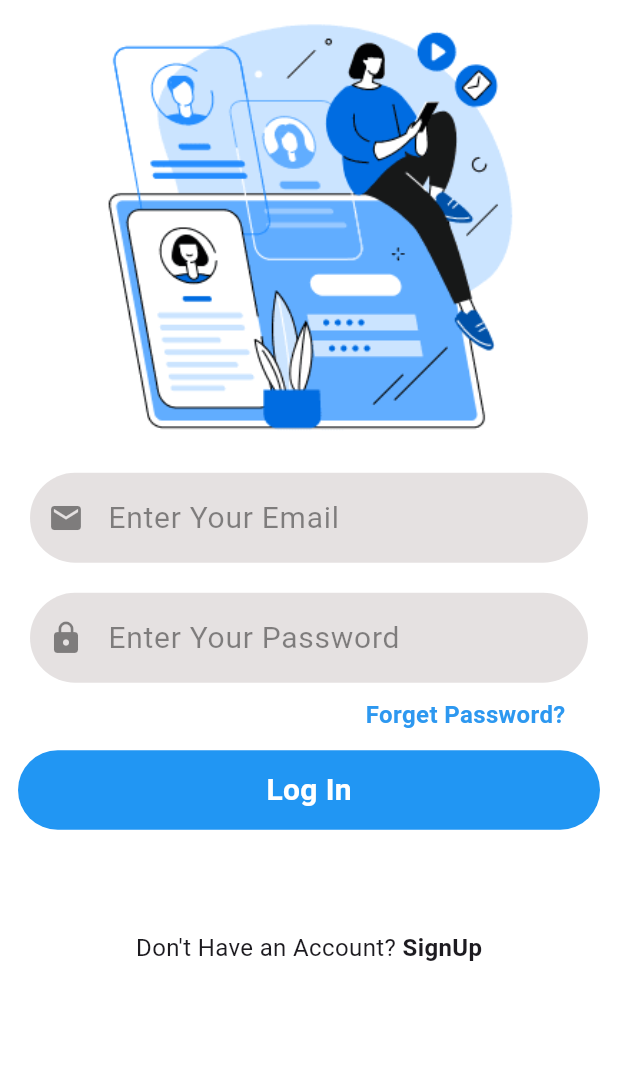
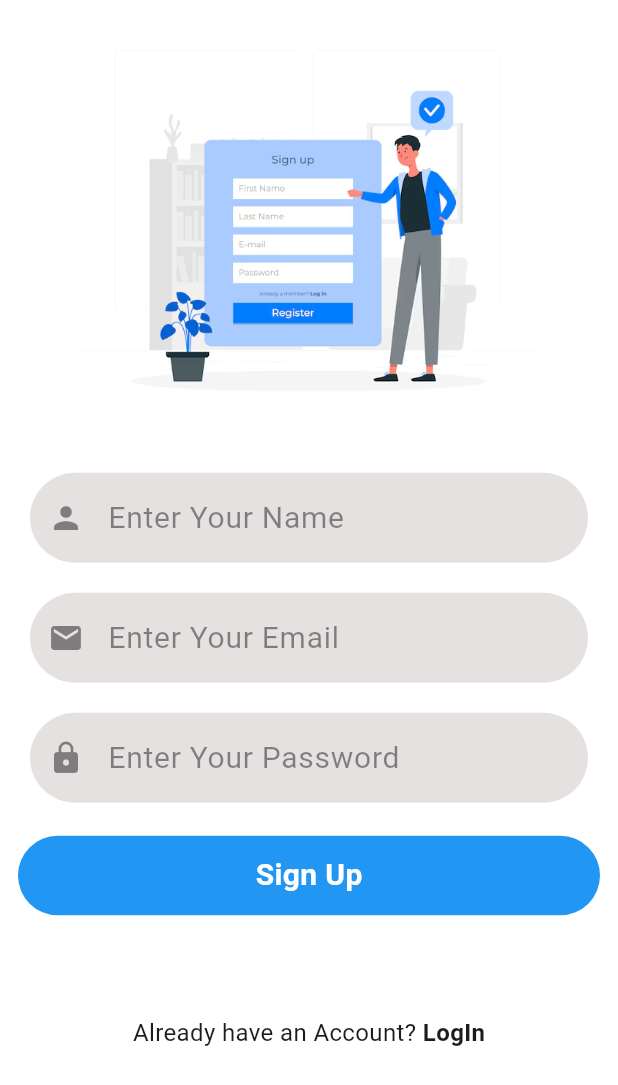
Before and after one commit to Takemitchy-101/login_auth, a Flutter app: the screen it shows after launch, after a tap on "SignUp", on a phone screen of 412 x 824 dp. Shown: the top 1085 px of the screen. Run offline on Flutter 3.47's test engine with Material 3 defaults, Android fonts, the phone set to English and light mode, and no system bars; our stand-ins replace cloud_firestore, firebase_auth, firebase_core; accounts and stored records are empty.

Commit message:
signUp commit

```diff
--- a/lib/Screens/SignUp.dart
+++ b/lib/Screens/SignUp.dart
@@ -1,5 +1,11 @@
+import 'package:firebase_auth/firebase_auth.dart';
 import 'package:flutter/material.dart';
+import 'package:log_auth/Screens/hamePage.dart';
+import 'package:log_auth/Screens/loginPage.dart';
+import 'package:log_auth/Services/auth.dart';
 import 'package:log_auth/widgets/Textfield.dart';
+import 'package:log_auth/widgets/button.dart';
+import 'package:log_auth/widgets/snack_bar.dart';
 
 class SignUpScreen extends StatefulWidget {
   const SignUpScreen({super.key});
@@ -8,12 +14,37 @@ class SignUpScreen extends StatefulWidget {
   State<SignUpScreen> createState() => _SignUpScreenState();
 }
 
-
 class _SignUpScreenState extends State<SignUpScreen> {
   final TextEditingController emailController = TextEditingController();
   final TextEditingController passwordController = TextEditingController();
-final TextEditingController confirmpassController = TextEditingController();
+  final TextEditingController nameController = TextEditingController();
+  bool isLoading = false;
 
+  void signUpUser() async {
+    String res = await AuthService().signUpuser(
+        email: emailController.text,
+        password: passwordController.text,
+        name: nameController.text);
+
+    // if signUp is Success then user can be navigate to the different page
+    if (res == "successfully") {
+      setState(() {
+        isLoading = true;
+      });
+
+      //navigate to next screen
+      Navigator.of(context).pushReplacement(MaterialPageRoute(
+        builder: (context) => HomePage(),
+      ));
+    }
+    // other wise show the error message
+    else {
+      setState(() {
+        isLoading = false;
+      });
+      showSnackBar(context, res);
+    }
+  }
 
   @override
   Widget build(BuildContext context) {
@@ -21,44 +52,71 @@ final TextEditingController confirmpassController = TextEditingController();
     return Scaffold(
       backgroundColor: Colors.white,
       body: SafeArea(
+        child: SingleChildScrollView(
             child: SizedBox(
           child: Column(
             children: [
               SizedBox(
                 width: double.infinity,
-              height: height/2.7,
+                height: height / 2.7,
                 child: Image.asset("images/signUp.png"),
               ),
 
-            //for email input
+              //for name
+              InputTextField(
+                  textEditingController: nameController,
+                  hintText: "Enter Your Name",
+                  icon: Icons.person),
+
+              //for email
               InputTextField(
                   textEditingController: emailController,
                   hintText: "Enter Your Email",
-              icon: Icons.email
-            ),
+                  icon: Icons.email),
 
-
-            //for password input
+              //for  password
               InputTextField(
                   textEditingController: passwordController,
                   hintText: "Enter Your Password",
-              icon: Icons.lock_outline
+                  icon: Icons.lock),
+
+              MyButton(
+                onTap: () => signUpUser,
+                text: "Sign Up",
               ),
 
+              SizedBox(height: height / 15),
 
-            //for confirm password
-            InputTextField(
-              textEditingController: confirmpassController,
-              hintText: "Confirm Yout Password",
-              icon: Icons.lock
+              Row(
+                mainAxisAlignment: MainAxisAlignment.center,
+                children: [
+                  const Text(
+                    "Already have an Account?",
+                    style: TextStyle(
+                      fontSize: 16,
                     ),
-
-
-
-
+                  ),
+                  GestureDetector(
+                    onTap: () => Navigator.push(
+                      context,
+                      MaterialPageRoute(
+                        builder: (context) => const LoginScreen(),
+                      ),
+                    ),
+                    child: const Text(
+                      " LogIn",
+                      style: TextStyle(
+                        fontWeight: FontWeight.bold,
+                        fontSize: 16,
+                      ),
+                    ),
+                  )
+                ],
+              )
             ],
           ),
         )),
+      ),
     );
   }
 }
--- a/lib/Screens/loginPage.dart
+++ b/lib/Screens/loginPage.dart
@@ -1,4 +1,6 @@
 import 'package:flutter/material.dart';
+import 'package:log_auth/Screens/SignUp.dart';
+import 'package:log_auth/Screens/hamePage.dart';
 import 'package:log_auth/widgets/Textfield.dart';
 import 'package:log_auth/widgets/button.dart';
 
@@ -13,12 +15,15 @@ class _LoginScreenState extends State<LoginScreen> {
   final TextEditingController emailController = TextEditingController();
   final TextEditingController passwordController = TextEditingController();
 
+
+
   @override
   Widget build(BuildContext context) {
     double height = MediaQuery.of(context).size.height;
     return Scaffold(
         backgroundColor: Colors.white,
         body: SafeArea(
+          child: SingleChildScrollView(
               child: SizedBox(
             child: Column(
               crossAxisAlignment: CrossAxisAlignment.center,
@@ -58,7 +63,15 @@ class _LoginScreenState extends State<LoginScreen> {
                 ),
 
               //login Button
-            MyButton(onTap: (){}, text: "Log In"),
+              MyButton(onTap: () =>
+              Navigator.push(context,
+              MaterialPageRoute(
+                builder: (context) =>
+                const HomePage()
+                ),
+              ),
+              text: "Log In",
+              ),
 
               SizedBox(height: height/15),
 
@@ -75,7 +88,13 @@ class _LoginScreenState extends State<LoginScreen> {
                     ),
 
                   GestureDetector(
-                  onTap: (){},
+                    onTap: () =>
+                    Navigator.push(
+                      context,
+                      MaterialPageRoute(
+                        builder: (context) =>
+                        const SignUpScreen())
+                      ),
                     child: const Text(" SignUp",
                     style: TextStyle(
                       fontWeight: FontWeight.bold,
@@ -88,6 +107,7 @@ class _LoginScreenState extends State<LoginScreen> {
 
               ],
             ),
-        )));
+          )),
+        ));
   }
 }
--- /dev/null
+++ b/lib/Services/auth.dart
@@ -0,0 +1,36 @@
+import 'package:cloud_firestore/cloud_firestore.dart';
+import 'package:firebase_auth/firebase_auth.dart';
+
+class AuthService {
+  // for storing data in firestore
+  final FirebaseFirestore _firestore = FirebaseFirestore.instance;
+
+  // for Authenticatiion
+  final FirebaseAuth _auth = FirebaseAuth.instance;
+
+  //for signUp
+  Future<String> signUpuser(
+      {required String email,
+      required String password,
+      required String name}) async {
+    String res = "Some Exception Occured";
+
+    try {
+      // for registering user with firebase authentication with email andd password
+      UserCredential credential = await _auth.createUserWithEmailAndPassword(
+          email: email, password: password);
+
+      //for adding user to cloud store
+
+      await _firestore.collection("users").doc(credential.user!.uid).set({
+        'name': name,
+        'email': email,
+        'uid': credential.user!.uid,
+      });
+      res = "Succesfully";
+    } catch (e) {
+      print(e.toString());
+    }
+    return res;
+  }
+}
--- /dev/null
+++ b/lib/widgets/snack_bar.dart
@@ -0,0 +1,6 @@
+import 'package:flutter/material.dart';
+
+showSnackBar(BuildContext context, String text) {
+  return ScaffoldMessenger.of(context)
+      .showSnackBar(SnackBar(content: Text(text)));
+}
--- a/pubspec.yaml
+++ b/pubspec.yaml
@@ -36,6 +36,8 @@ dependencies:
   # Use with the CupertinoIcons class for iOS style icons.
   cupertino_icons: ^1.0.2
   firebase_core: ^2.27.0
+  cloud_firestore: ^4.15.8
+  firebase_auth: ^4.17.8
 
 dev_dependencies:
   flutter_test:
```
Also changed, not shown: lib/Screens/hamePage.dart (added, +10 -0 lines), pubspec.lock, 3 other files. Lines whose indentation alone changed are shown as unchanged.
